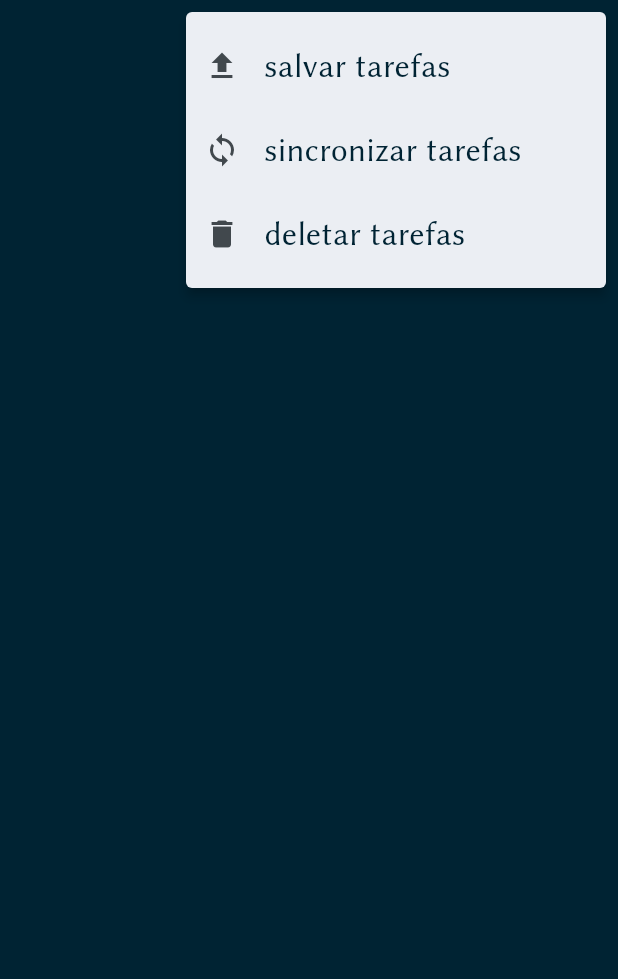
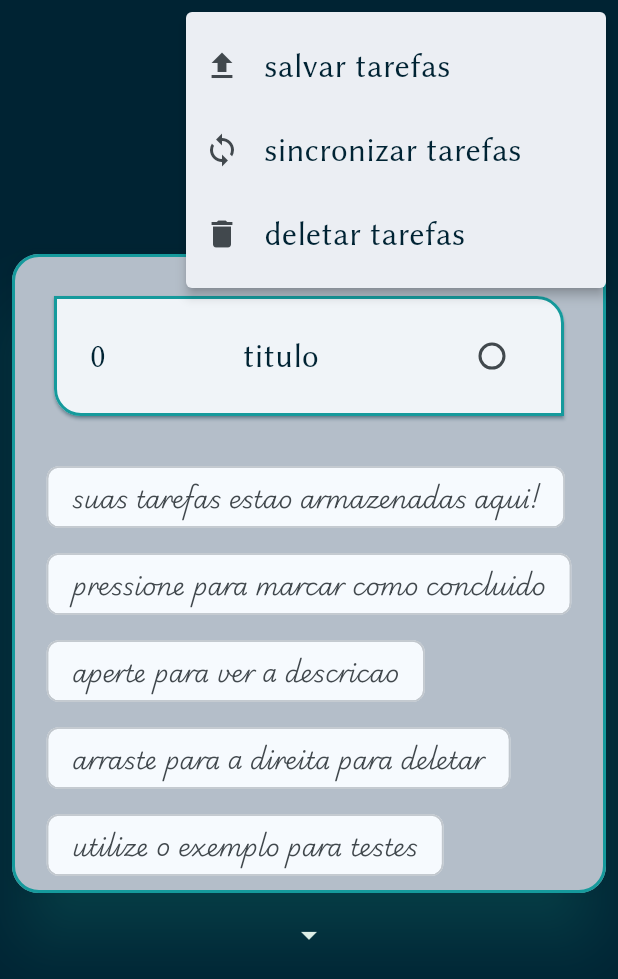
Before and after one commit to DanielBrown1998/studie, a Flutter app: the TasksScreen screen opened directly, after a tap on the "cloud" icon, on a phone screen of 412 x 824 dp. Shown: the top 979 px of the screen. Run offline on Flutter 3.47's test engine with Material 3 defaults, Android fonts, the phone set to English and light mode, and no system bars; drawn by our look-alikes of carousel_slider; our stand-ins replace drift, drift_flutter, get; accounts and stored records are empty; generated files the repository leaves out were written again.

Commit message:
Refactor: Remove unused helper classes and theme definitions
- Deleted `database_instance.dart` and `days_week.dart` from helpers as they were no longer needed.
- Removed `theme.dart` from utils and created a new theme definition in `core/theme/theme.dart`.
- Updated `pubspec.yaml` to include `carousel_slider` dependency.
- Recreated `database_instance.dart` and `days_week.dart` in the core helpers with updated implementations.
- Added new components for app bar, dialog, menu card, task card, and tasks to-dos with updated theming.
- Implemented database functionality in `database.dart` and `table_task.dart` for task management.
- Created `user_service.dart` for user-related operations with placeholder methods.

```diff
--- a/app/lib/controllers/controller_taks.dart
+++ b/app/lib/controllers/controller_taks.dart
@@ -1,7 +1,7 @@
 import 'package:app/domain/business/dao_tasks_workflow.dart';
 import 'package:app/domain/models/task.dart';
 import 'package:get/get.dart';
-import 'package:app/services/database.dart' as package_database;
+import 'package:app/source/database/database.dart' as package_database;
 
 class ControllerTask extends GetxController implements DaoTasksWorkflow {
   final package_database.AppDataBase database;
--- a/app/lib/utils/theme/theme.dart
+++ b/app/lib/core/theme/theme.dart
@@ -25,9 +25,29 @@ class StudieTheme {
       fontSize: 16,
       fontWeight: FontWeight.w400,
     ),
+    displayLarge: TextStyle(
+      fontFamily: "Libertinus_discursive",
+      fontSize: 28,
+      fontWeight: FontWeight.w500,
+    ),
+    displayMedium: TextStyle(
+      fontFamily: "Libertinus_discursive",
+      fontSize: 22,
+      fontWeight: FontWeight.w400,
+    ),
+    displaySmall: TextStyle(
+      fontFamily: "Libertinus_discursive",
+      fontSize: 16,
+      fontWeight: FontWeight.w300,
+    ),
+    titleSmall: TextStyle(
+      color: whiteSmoke,
+      fontSize: 19,
+      fontWeight: FontWeight.w400,
+    ),
     titleMedium: TextStyle(
       color: whiteSmoke,
-      fontSize: 26,
+      fontSize: 25,
       fontWeight: FontWeight.w500,
     ),
     titleLarge: TextStyle(
--- a/app/lib/utils/helpers/database_instance.dart
+++ b/app/lib/core/utils/helpers/database_instance.dart
@@ -1,4 +1,4 @@
-import 'package:app/services/database.dart';
+import 'package:app/source/database/database.dart';
 
 class DatabaseInstance {
   AppDataBase? database;
--- a/app/lib/main.dart
+++ b/app/lib/main.dart
@@ -1,5 +1,5 @@
 import 'package:app/screens/home.dart';
-import 'package:app/utils/theme/theme.dart';
+import 'package:app/core/theme/theme.dart';
 import 'package:flutter/material.dart';
 import 'package:flutter/services.dart';
 import 'package:get/get.dart';
--- a/app/lib/screens/widgets/app_bar.dart
+++ b/app/lib/screens/components/app_bar.dart
@@ -1,4 +1,4 @@
-import 'package:app/utils/theme/theme.dart';
+import 'package:app/core/theme/theme.dart';
 import 'package:flutter/material.dart';
 
 class StudieAppBar {
--- a/app/lib/screens/widgets/default_dialog.dart
+++ b/app/lib/screens/components/default_dialog.dart
@@ -1,4 +1,4 @@
-import 'package:app/utils/theme/theme.dart';
+import 'package:app/core/theme/theme.dart';
 import 'package:get/get.dart';
 
 class DefaultDialog {
--- a/app/lib/screens/widgets/menu_card.dart
+++ b/app/lib/screens/components/menu_card.dart
@@ -1,4 +1,4 @@
-import 'package:app/utils/theme/theme.dart';
+import 'package:app/core/theme/theme.dart';
 import 'package:flutter/material.dart';
 
 class MenuCard extends StatefulWidget {
--- a/app/lib/screens/widgets/task_card.dart
+++ b/app/lib/screens/components/task_card.dart
@@ -1,5 +1,5 @@
 import 'package:app/domain/models/task.dart';
-import 'package:app/utils/theme/theme.dart';
+import 'package:app/core/theme/theme.dart';
 import 'package:flutter/material.dart';
 
 class TaskCard extends StatelessWidget {
@@ -26,11 +26,14 @@ class TaskCard extends StatelessWidget {
       key: Key(task.uid.toString()),
       child: Center(
         child: Material(
+          color: Colors.transparent,
           child: Card(
             shadowColor: theme.primaryColor,
-            elevation: 10,
             shape: OutlineInputBorder(
-              borderSide: BorderSide(width: 2),
+              borderSide: BorderSide(
+                width: 2,
+                color: StudieTheme.secondaryColor,
+              ),
               borderRadius: BorderRadius.only(
                 bottomLeft: Radius.circular(18),
                 topRight: Radius.circular(18),
--- /dev/null
+++ b/app/lib/screens/components/tasks_to_dos.dart
@@ -0,0 +1,58 @@
+import 'package:app/screens/components/task_card.dart';
+import 'package:app/core/utils/helpers/days_week.dart';
+import 'package:app/core/theme/theme.dart';
+import 'package:flutter/material.dart';
+import 'package:get/get.dart';
+
+import '../../controllers/controller_taks.dart';
+
+class TasksToDos extends StatelessWidget {
+  final AllWeekDays weekDays;
+  final int index;
+  const TasksToDos({super.key, required this.weekDays, required this.index});
+
+  @override
+  Widget build(BuildContext context) {
+    // final theme = Theme.of(context);
+    final tasks = Get.find<ControllerTask>(tag: weekDays.nome);
+    final media = MediaQuery.of(context);
+    return Column(
+      crossAxisAlignment: CrossAxisAlignment.center,
+      mainAxisSize: MainAxisSize.min,
+      mainAxisAlignment: MainAxisAlignment.spaceEvenly,
+      children: [
+        Center(child: Icon(Icons.arrow_drop_up, color: StudieTheme.whiteSmoke)),
+        Card(
+          shape: OutlineInputBorder(
+            gapPadding: 4,
+            borderRadius: BorderRadius.only(
+              bottomLeft: Radius.circular(16),
+              topRight: Radius.circular(16),
+            ),
+            borderSide: BorderSide(color: StudieTheme.secondaryColor, width: 8),
+          ),
+          shadowColor: StudieTheme.secondaryColor,
+          color: StudieTheme.primaryColor,
+          elevation: 12,
+          child: SizedBox(
+            height: media.size.height * 0.55,
+            width: media.size.width * .75,
+            child: Padding(
+              padding: const EdgeInsets.all(8.0),
+              child: ListView.builder(
+                padding: EdgeInsets.only(left: 8, right: 8),
+                itemCount: tasks.tasks.length,
+                itemBuilder: (context, index) {
+                  return TaskCard(task: tasks.tasks[index]);
+                },
+              ),
+            ),
+          ),
+        ),
+        Center(
+          child: Icon(Icons.arrow_drop_down, color: StudieTheme.whiteSmoke),
+        ),
+      ],
+    );
+  }
+}
--- a/app/lib/screens/tasks.dart
+++ b/app/lib/screens/tasks.dart
@@ -1,10 +1,12 @@
 import 'package:app/controllers/controller_taks.dart';
 import 'package:app/domain/models/task.dart';
-import 'package:app/screens/widgets/default_dialog.dart';
-import 'package:app/utils/helpers/days_week.dart';
-import 'package:app/utils/theme/theme.dart';
+import 'package:app/screens/components/default_dialog.dart';
+import 'package:app/core/utils/helpers/days_week.dart';
+import 'package:app/core/theme/theme.dart';
+import 'package:app/screens/components/task_card.dart';
+import 'package:app/screens/components/tasks_to_dos.dart';
+import 'package:carousel_slider/carousel_slider.dart';
 import 'package:flutter/material.dart';
-import 'package:get/get.dart';
 
 class TasksScreen extends StatefulWidget {
   const TasksScreen({super.key});
@@ -15,18 +17,107 @@ class TasksScreen extends StatefulWidget {
 
 class _TasksScreenState extends State<TasksScreen> {
   late int weekdayByDateTime;
-  late AllWeekDays weekday;
+  AllWeekDays? weekday;
   ControllerTask? controller;
+  List<Widget> toDos = [
+    Center(
+      child: Padding(
+        padding: const EdgeInsets.all(8.0),
+        child: Column(
+          mainAxisSize: MainAxisSize.min,
+          mainAxisAlignment: MainAxisAlignment.center,
+          children: [
+            Center(
+              child: Icon(Icons.arrow_drop_up, color: StudieTheme.whiteSmoke),
+            ),
+            Card(
+              shape: OutlineInputBorder(
+                borderRadius: BorderRadius.circular(18),
+                borderSide: BorderSide(
+                  width: 2,
+                  color: StudieTheme.secondaryColor,
+                ),
+              ),
+              elevation: 20,
+              shadowColor: StudieTheme.secondaryColor,
+              margin: EdgeInsets.only(bottom: 16, top: 16),
+              color: StudieTheme.terciaryColor,
+              child: Padding(
+                padding: const EdgeInsets.all(8.0),
+                child: Column(
+                  mainAxisAlignment: MainAxisAlignment.spaceBetween,
+                  crossAxisAlignment: CrossAxisAlignment.center,
+                  spacing: 10,
+                  mainAxisSize: MainAxisSize.min,
+                  children: [
+                    Padding(
+                      padding: const EdgeInsets.all(16.0),
+                      child: TaskCard(
+                        task: Task(
+                          timeStart: 00,
+                          description: "aqui ficara a descricao da sua tarefa",
+                          discipline: "titulo",
+                          daysWeek: AllWeekDays.domingo.nome,
+                        ),
+                      ),
+                    ),
+                    Wrap(
+                      spacing: 10,
+                      direction: Axis.vertical,
+                      alignment: WrapAlignment.spaceBetween,
+                      children: [
+                        Chip(
+                          label: Text(
+                            "suas tarefas estao armazenadas aqui!",
+                            style: StudieTheme.textTheme.displaySmall,
+                          ),
+                        ),
+                        Chip(
+                          label: Text("pressione para marcar como concluido"),
+                          labelStyle: StudieTheme.textTheme.displaySmall,
+                        ),
+                        Chip(
+                          label: Text(
+                            "aperte para ver a descricao",
+                            style: StudieTheme.textTheme.displaySmall,
+                          ),
+                        ),
+                        Chip(
+                          label: Text(
+                            "arraste para a direita para deletar",
+                            style: StudieTheme.textTheme.displaySmall,
+                          ),
+                        ),
+                        Chip(
+                          label: Text(
+                            "utilize o exemplo para testes",
+                            style: StudieTheme.textTheme.displaySmall,
+                          ),
+                        ),
+                      ],
+                    ),
+                  ],
+                ),
+              ),
+            ),
+            Center(
+              child: Icon(Icons.arrow_drop_down, color: StudieTheme.whiteSmoke),
+            ),
+          ],
+        ),
+      ),
+    ),
+  ];
+
   @override
   void initState() {
     super.initState();
     weekdayByDateTime = DateTime.now().weekday;
+    for (int i = 1; i <= 7; i++) {
+      weekday = getWeekdayByNumber(i);
+      toDos.add(TasksToDos(weekDays: weekday!, index: i));
+    }
     weekday = getWeekdayByNumber(weekdayByDateTime);
-    controller = Get.find<ControllerTask>(tag: weekday.nome);
-    print(controller!.name.value);
-    for (Task item in controller!.tasks) {
-      print(item);
-    }
   }
 
   deleteDataInCloud() async {
@@ -48,6 +139,7 @@ class _TasksScreenState extends State<TasksScreen> {
   @override
   Widget build(BuildContext context) {
     final theme = Theme.of(context);
+    final media = MediaQuery.of(context);
     return Scaffold(
       appBar: AppBar(
         backgroundColor: StudieTheme.primaryColor,
@@ -111,9 +203,45 @@ class _TasksScreenState extends State<TasksScreen> {
           ),
         ],
       ),
-      body: Container(
-        height: double.maxFinite,
-        decoration: BoxDecoration(color: StudieTheme.primaryColor),
+      body: Stack(
+        children: [
+          Container(
+            height: double.maxFinite,
+            decoration: BoxDecoration(color: StudieTheme.primaryColor),
+          ),
+          Column(
+            mainAxisSize: MainAxisSize.min,
+            children: [
+              (weekday != null)
+                  ? Text(weekday!.nome, style: theme.textTheme.titleMedium)
+                  : Text("Orientacoes", style: theme.textTheme.titleMedium),
+              Center(
+                child: CarouselSlider(
+                  items: toDos,
+                  options: CarouselOptions(
+                    autoPlay: false,
+                    reverse: true,
+                    viewportFraction: 1,
+                    onPageChanged: (index, reason) {
+                      setState(() {
+                        if (index != 0) {
+                          weekday = getWeekdayByNumber(index);
+                        } else {
+                          weekday = null;
+                        }
+                      });
+                    },
+                    height: media.size.height * .7,
+                    disableCenter: false,
+                    aspectRatio: media.size.width / media.size.height,
+                    initialPage: weekdayByDateTime,
+                    scrollDirection: Axis.vertical,
+                  ),
+                ),
+              ),
+            ],
+          ),
+        ],
       ),
     );
   }
--- a/app/lib/screens/widgets/tasks_to_dos.dart
+++ /dev/null
@@ -1,50 +0,0 @@
-import 'package:app/domain/models/task.dart';
-import 'package:app/screens/widgets/task_card.dart';
-import 'package:app/utils/helpers/days_week.dart';
-import 'package:app/utils/theme/theme.dart';
-import 'package:flutter/material.dart';
-
-class TasksToDos extends StatelessWidget {
-  final AllWeekDays weekDays;
-  TasksToDos({super.key, required this.weekDays});
-
-  //TODO cut this when controllerTask is implemented
-  final Task task = Task(
-    timeStart: 8,
-    description: "contruindo a task screen",
-    discipline: "Flutter",
-    daysWeek: AllWeekDays.quartaFeira.nome,
-  );
-
-  @override
-  Widget build(BuildContext context) {
-    // final theme = Theme.of(context);
-    final media = MediaQuery.of(context);
-    return Card(
-      shape: OutlineInputBorder(
-        gapPadding: 4,
-        borderRadius: BorderRadius.only(
-          bottomLeft: Radius.circular(16),
-          topRight: Radius.circular(16),
-        ),
-        borderSide: BorderSide(color: StudieTheme.secondaryColor, width: 8),
-      ),
-      color: StudieTheme.whiteColor,
-      child: SizedBox(
-        height: media.size.height * 0.55,
-        width: media.size.width * .75,
-        child: Padding(
-          padding: const EdgeInsets.all(8.0),
-          //TODO replace this when controllerTask was implemented
-          child: ListView.builder(
-            padding: EdgeInsets.only(left: 8, right: 8),
-            itemCount: 14,
-            itemBuilder: (context, index) {
-              return TaskCard(task: task);
-            },
-          ),
-        ),
-      ),
-    );
-  }
-}
--- a/app/pubspec.yaml
+++ b/app/pubspec.yaml
@@ -39,6 +39,7 @@ dependencies:
   path_provider: ^2.1.5
   path: ^1.9.1
   get: ^4.7.2
+  carousel_slider: ^5.1.1
 
 dev_dependencies:
   flutter_test:
```
Also changed, not shown: app/lib/screens/home.dart (+6 -6 lines), app/lib/core/utils/helpers/days_week.dart (renamed from app/lib/utils/helpers/days_week.dart), app/lib/source/database/database.dart (renamed from app/lib/services/database.dart), app/lib/source/database/database.g.dart (renamed from app/lib/services/database.g.dart), app/lib/source/database/table_task.dart (renamed from app/lib/services/table_task.dart), app/lib/source/service/firebase/user_service.dart (renamed from app/lib/services/api/user_service.dart).
